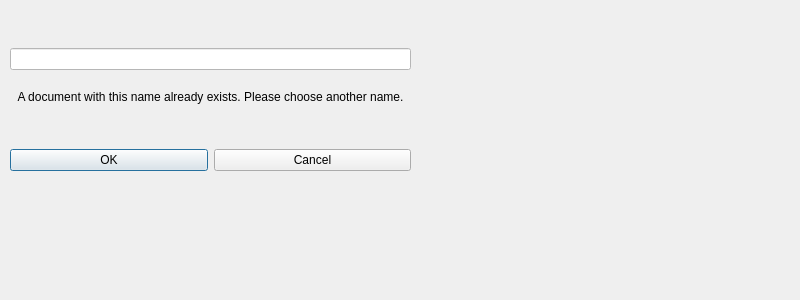
Qt form client/ChooseName.ui (anphetamina/CoText) before a commit.
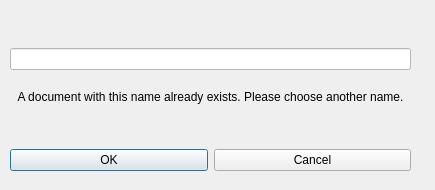
The same form after that commit.

Commit message: ChooseName.ui layout fixed, Register updated

```diff
--- a/client/ChooseName.ui
+++ b/client/ChooseName.ui
@@ -6,8 +6,8 @@
    <rect>
     <x>0</x>
     <y>0</y>
-    <width>800</width>
-    <height>300</height>
+    <width>435</width>
+    <height>190</height>
    </rect>
   </property>
   <property name="sizePolicy">
@@ -18,14 +18,14 @@
   </property>
   <property name="minimumSize">
    <size>
-    <width>800</width>
-    <height>300</height>
+    <width>435</width>
+    <height>190</height>
    </size>
   </property>
   <property name="maximumSize">
    <size>
-    <width>800</width>
-    <height>300</height>
+    <width>435</width>
+    <height>190</height>
    </size>
   </property>
   <property name="windowTitle">
```
The commit also changes 1 other file.
